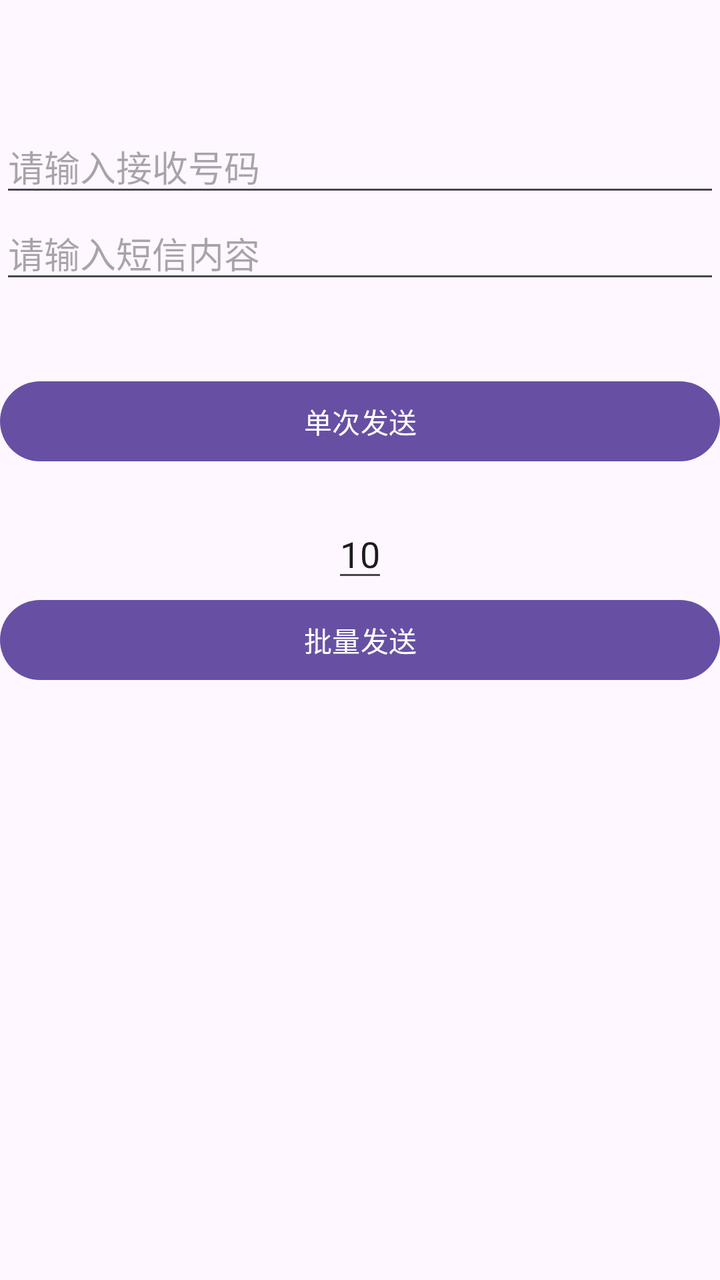
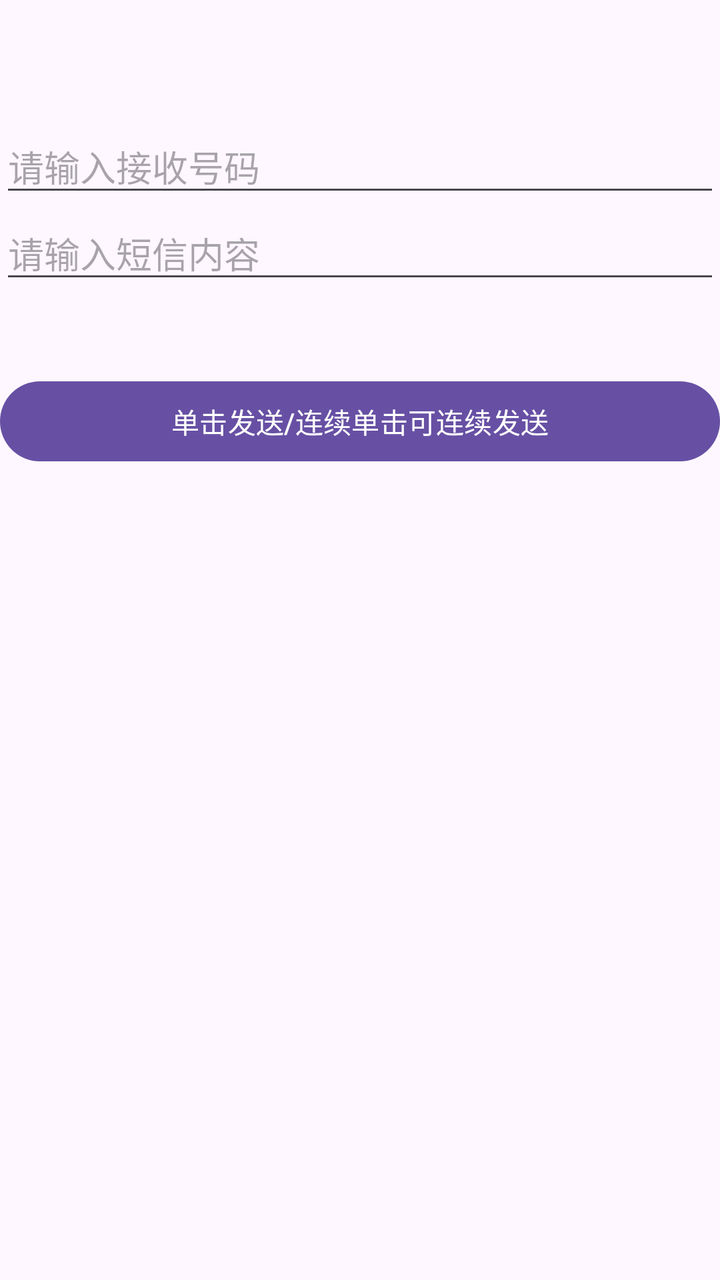

Before-and-after screenshots of an Android layout around one commit, followed by the original layout XML and the change that was made.
<!-- AndroidManifest.xml: application theme Theme.DefaultPhoneApp -->
<!-- res/layout/activity_sms.xml -->
<?xml version="1.0" encoding="utf-8"?>
<LinearLayout xmlns:android="http://schemas.android.com/apk/res/android"
    android:layout_width="match_parent"
    android:layout_height="match_parent"
    android:orientation="vertical">

    <EditText
        android:id="@+id/et_phone"
        android:layout_width="match_parent"
        android:layout_height="wrap_content"
        android:layout_marginTop="60dp"
        android:hint="请输入接收号码"
        android:inputType="phone"
        android:maxLength="11" />

    <EditText
        android:id="@+id/et_content"
        android:layout_width="match_parent"
        android:layout_height="wrap_content"
        android:gravity="top"
        android:hint="请输入短信内容" />

    <RadioGroup
        android:id="@+id/RadioGroup"
        android:layout_width="match_parent"
        android:layout_height="wrap_content"
        android:layout_margin="20dp" />

    <Button
        android:id="@+id/btn_send"
        android:layout_width="match_parent"
        android:layout_height="wrap_content"
        android:text="单次发送" />


    <EditText
        android:id="@+id/count"
        android:layout_width="wrap_content"
        android:layout_height="wrap_content"
        android:layout_gravity="center"
        android:layout_marginTop="20dp"
        android:gravity="center"
        android:inputType="number"
        android:maxLength="3"
        android:maxLines="1"
        android:text="10" />

    <Button
        android:id="@+id/btn_send_2"
        android:layout_width="match_parent"
        android:layout_height="wrap_content"
        android:text="批量发送" />

    <TextView
        android:id="@+id/tv"
        android:layout_width="wrap_content"
        android:layout_height="wrap_content"
        android:layout_gravity="center"
        android:textSize="20dp" />

</LinearLayout>
<!-- resources referenced by this layout -->
<resources>
  <style name="Theme.DefaultPhoneApp" parent="Base.Theme.DefaultPhoneApp" />
  <style name="Base.Theme.DefaultPhoneApp" parent="Theme.Material3.DayNight.NoActionBar">
          
          
      </style>
</resources>

<!-- the commit's change to res/layout/activity_sms.xml (unified diff, before → after) -->
@@ -30,7 +30,7 @@
         android:id="@+id/btn_send"
         android:layout_width="match_parent"
         android:layout_height="wrap_content"
-        android:text="单次发送" />
+        android:text="单击发送/连续单击可连续发送" />
 
 
     <EditText
@@ -43,13 +43,15 @@
         android:inputType="number"
         android:maxLength="3"
         android:maxLines="1"
-        android:text="10" />
+        android:text="10"
+        android:visibility="gone" />
 
     <Button
         android:id="@+id/btn_send_2"
         android:layout_width="match_parent"
         android:layout_height="wrap_content"
-        android:text="批量发送" />
+        android:text="批量发送"
+        android:visibility="gone" />
 
     <TextView
         android:id="@+id/tv"
